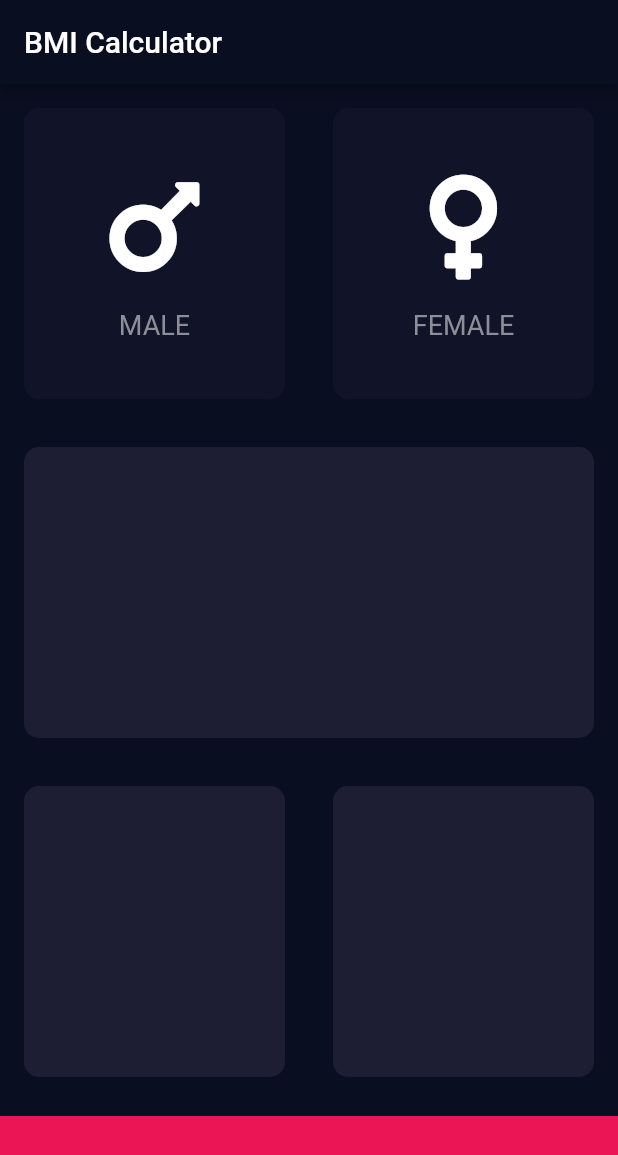
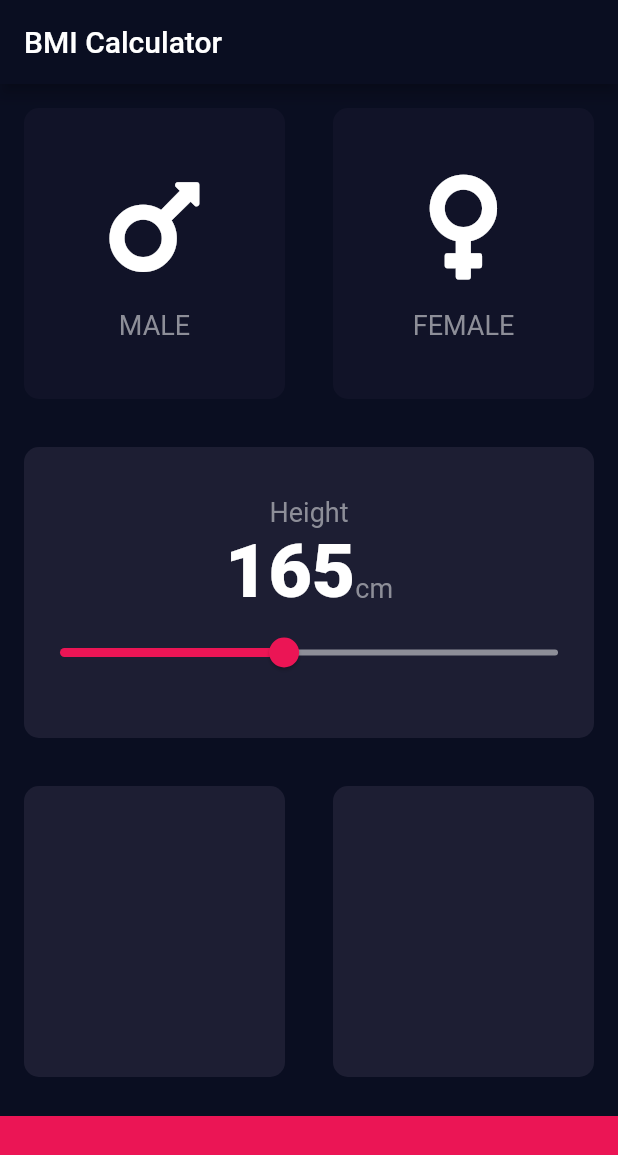
Before and after one commit to parthadroja247/my-bmi-flutter, a Flutter app: the screen it shows after launch, on a phone screen of 412 x 824 dp. Shown: the top 1155 px of the screen. Run offline on Flutter 3.47's test engine with Material 2 defaults, Android fonts, the phone set to English and light mode, and no system bars; our stand-ins replace font_awesome_flutter.

Commit message:
L-139 Completed

```diff
--- /dev/null
+++ b/lib/constants.dart
@@ -0,0 +1,9 @@
+import 'package:flutter/material.dart';
+
+const kLabelFontStyle = TextStyle(color: Color(0xFF8D8E98), fontSize: 18);
+const kValueLabelFontStyle =
+    TextStyle(fontSize: 50, fontWeight: FontWeight.w900);
+const kBottomContainerHeight = 80.0;
+const kActiveCardColor = Color(0xFF1D1E33);
+const kInactiveCardColor = Color(0xFF111328);
+const kBottomContainerColor = Color(0xFFEB1555);
--- a/lib/icon_content.dart
+++ b/lib/icon_content.dart
@@ -1,7 +1,6 @@
 import 'package:flutter/material.dart';
 import 'package:font_awesome_flutter/font_awesome_flutter.dart';
-
-const labelFontStyle = TextStyle(color: Color(0xFF8D8E98), fontSize: 18);
+import 'constants.dart';
 
 class IconContent extends StatelessWidget {
   IconContent({this.iconData, this.title});
@@ -24,7 +23,7 @@ class IconContent extends StatelessWidget {
           ),
           Text(
             title,
-            style: labelFontStyle,
+            style: kLabelFontStyle,
           )
         ],
       ),
--- a/lib/input_page.dart
+++ b/lib/input_page.dart
@@ -2,11 +2,7 @@ import 'package:flutter/material.dart';
 import 'package:font_awesome_flutter/font_awesome_flutter.dart';
 import 'resuable_card.dart';
 import 'icon_content.dart';
-
-const bottomContainerHeight = 80.0;
-const activeCardColor = Color(0xFF1D1E33);
-const inactiveCardColor = Color(0xFF111328);
-const bottomContainerColor = Color(0xFFEB1555);
+import 'constants.dart';
 
 enum Gender { male, female }
 
@@ -16,7 +12,8 @@ class InputPage extends StatefulWidget {
 }
 
 class _InputPageState extends State<InputPage> {
-  Gender seletedGender;
+  Gender selectedGender;
+  double height = 165;
 
   @override
   Widget build(BuildContext context) {
@@ -33,12 +30,12 @@ class _InputPageState extends State<InputPage> {
                     child: ReusableCard(
                   onPress: () {
                     setState(() {
-                      seletedGender = Gender.male;
+                      selectedGender = Gender.male;
                     });
                   },
-                  color: seletedGender == Gender.male
-                      ? activeCardColor
-                      : inactiveCardColor,
+                  color: selectedGender == Gender.male
+                      ? kActiveCardColor
+                      : kInactiveCardColor,
                   cardChild: IconContent(
                     iconData: FontAwesomeIcons.mars,
                     title: 'MALE',
@@ -48,12 +45,12 @@ class _InputPageState extends State<InputPage> {
                     child: ReusableCard(
                   onPress: () {
                     setState(() {
-                      seletedGender = Gender.female;
+                      selectedGender = Gender.female;
                     });
                   },
-                  color: seletedGender == Gender.female
-                      ? activeCardColor
-                      : inactiveCardColor,
+                  color: selectedGender == Gender.female
+                      ? kActiveCardColor
+                      : kInactiveCardColor,
                   cardChild: IconContent(
                     iconData: FontAwesomeIcons.venus,
                     title: 'FEMALE',
@@ -63,26 +60,62 @@ class _InputPageState extends State<InputPage> {
             )),
             Expanded(
                 child: ReusableCard(
-              color: activeCardColor,
+              cardChild: Column(
+                mainAxisAlignment: MainAxisAlignment.center,
+                children: <Widget>[
+                  Text(
+                    'Height',
+                    style: kLabelFontStyle,
+                  ),
+                  Row(
+                    mainAxisAlignment: MainAxisAlignment.center,
+                    crossAxisAlignment: CrossAxisAlignment.baseline,
+                    textBaseline: TextBaseline.alphabetic,
+                    children: <Widget>[
+                      Text(
+                        height.round().toString(),
+                        style: kValueLabelFontStyle,
+                      ),
+                      Text(
+                        'cm',
+                        style: kLabelFontStyle,
+                      )
+                    ],
+                  ),
+                  Slider(
+                    value: height,
+                    min: 120,
+                    max: 220,
+                    activeColor: Color(0xFFEB1555),
+                    inactiveColor: Color(0xFF8D8E98),
+                    onChanged: (double newValue) {
+                      setState(() {
+                        height = newValue;
+                      });
+                    },
+                  )
+                ],
+              ),
+              color: kActiveCardColor,
             )),
             Expanded(
                 child: Row(
               children: <Widget>[
                 Expanded(
                     child: ReusableCard(
-                  color: activeCardColor,
+                  color: kActiveCardColor,
                 )),
                 Expanded(
                     child: ReusableCard(
-                  color: activeCardColor,
+                  color: kActiveCardColor,
                 )),
               ],
             )),
             Container(
               margin: EdgeInsets.only(top: 10),
-              color: bottomContainerColor,
+              color: kBottomContainerColor,
               width: double.infinity,
-              height: bottomContainerHeight,
+              height: kBottomContainerHeight,
             ),
           ],
         ));
```
